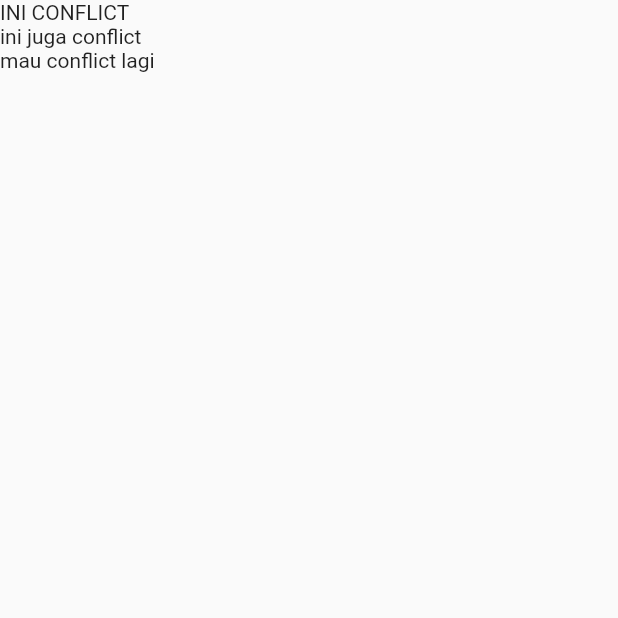
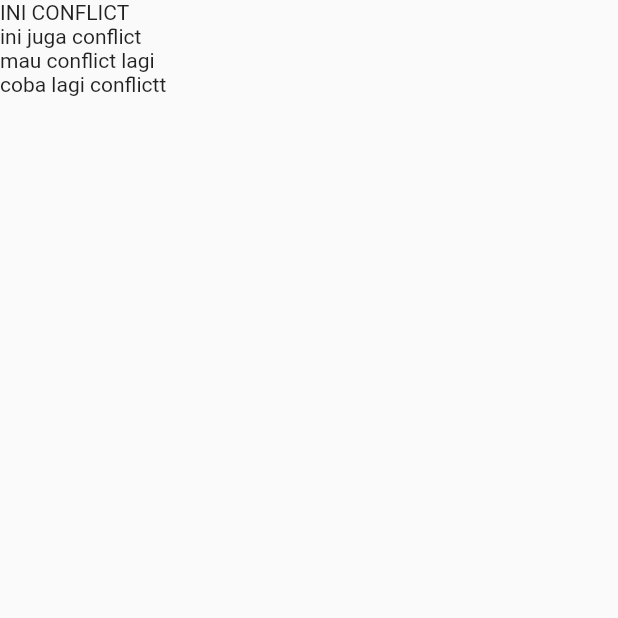
Before and after one commit to mandasalsah/Final-Project, a Flutter app: the HomePage screen opened directly, on a phone screen of 412 x 824 dp, the top half of it. Run offline on Flutter 3.47's test engine with Material 2 defaults, Android fonts, the phone set to English and light mode, and no system bars; our stand-ins replace shared_preferences; accounts and stored records are empty.

Commit message:
coba conflictt lagi

```diff
--- a/lib/pages/homepage.dart
+++ b/lib/pages/homepage.dart
@@ -19,6 +19,9 @@ class HomePage extends StatelessWidget {
         Container(
           child: Text("mau conflict lagi"),
         ),
+        Container(
+          child: Text("coba lagi conflictt"),
+        )
       ],
     ));
   }
```
